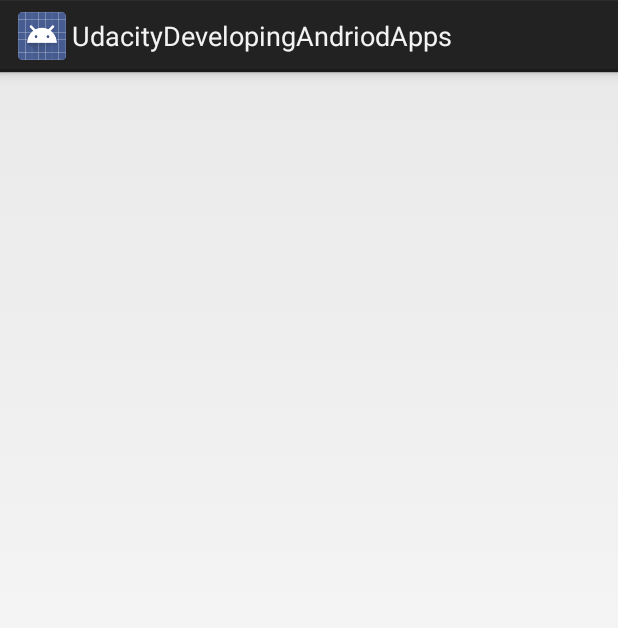
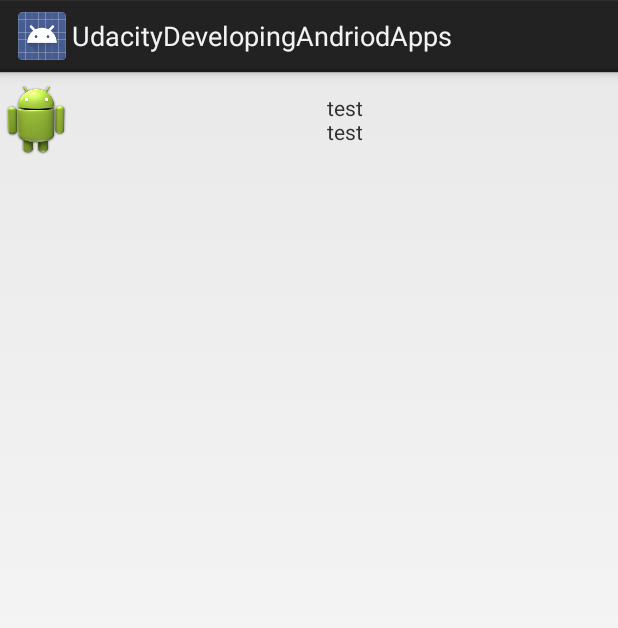
Before and after one commit to EErtan/UdacityDevelopingAndriodApps, an Android app: the layout list_item_forcast.xml on its own in the app's theme, with its tools: preview values and no code run, on a phone screen of 412 x 824 dp. Shown: the top 628 px of the screen. Run offline under Robolectric (Android 15) with nearby library versions, the phone set to English and light mode, and no system bars.

Commit message:
Lesson 4b - Update test provider - Gradle.build updates List item forcast for double line with image in a single text view. FetchWetherTask now resolves the getDbDateString, updated in the WeatherContract.

```diff
--- a/app/src/main/java/data/WeatherContract.java
+++ b/app/src/main/java/data/WeatherContract.java
@@ -1,4 +1,5 @@
 package data;
+import java.sql.Date;
 /**
  * Created by ersin on 03/11/14 at 11:19 PM
  */
@@ -9,6 +10,10 @@ public class WeatherContract {
 
    public static final String PATH_WEATHER  = "weather";
    public static final String PATH_LOCATION = "location";
+
+   public static String getDbDateString(Date inDate){
+	  return "some date";
+   }
 
 
    /* Inner class that defines the table contents of the weather table */
@@ -75,6 +80,7 @@ public class WeatherContract {
 		 return uri.getQueryParameter(COLUMN_DATETEXT);
 	  }
 
+
    }
 
    public static final class LocationEntry implements android.provider.BaseColumns {
--- a/app/src/main/res/layout/list_item_forcast.xml
+++ b/app/src/main/res/layout/list_item_forcast.xml
@@ -18,8 +18,13 @@
 	xmlns:android="http://schemas.android.com/apk/res/android"
 	android:layout_width="match_parent"
 	android:layout_height="wrap_content"
-	android:gravity="center_vertical"
+	android:gravity="center_vertical|center_horizontal"
 	android:minHeight="?android:attr/listPreferredItemHeight"
+	android:drawableStart="@drawable/ic_launcher"
+	android:lines="2"
+	android:text="test&#xA;test"
+	android:cursorVisible="false"
+	android:backgroundTint="#ffc6fff5"
 	>
 
 </TextView>
```
Also changed, not shown: app/src/main/java/com/nullcognition/udacitydevelopingandriodapps/FetchWeatherTaskOut.java (+15 -10 lines). Lines whose indentation alone changed are shown as unchanged.
